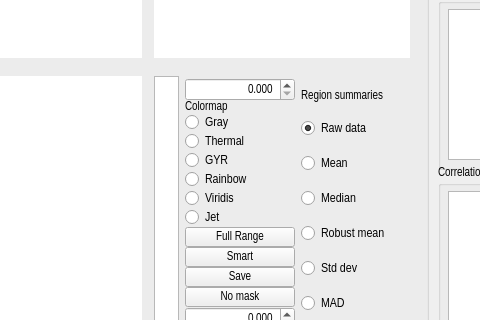
Old version of the form rapidtide/tidepoolTemplate_alt.ui in the repository bbfrederick/rapidtide; both pictures show x 352 to 832 and y 239 to 559 of the 1373 by 815 pixel window.
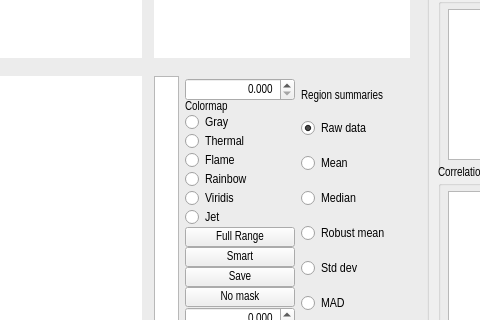
New version of the form. Custom widgets are drawn as their Qt base class.

Commit message: Replaced GYR with flame colormap

What changed in the file:
```diff
--- a/rapidtide/tidepoolTemplate_alt.ui
+++ b/rapidtide/tidepoolTemplate_alt.ui
@@ -170,7 +170,7 @@
               </font>
              </property>
              <property name="text">
-              <string>GYR</string>
+              <string>Flame</string>
              </property>
              <attribute name="buttonGroup">
               <string notr="true">colormap_buttonGroup</string>
```
Left out of the diff: 11 changed lines with no effect on the pictures. The commit also changes 2 other files.
